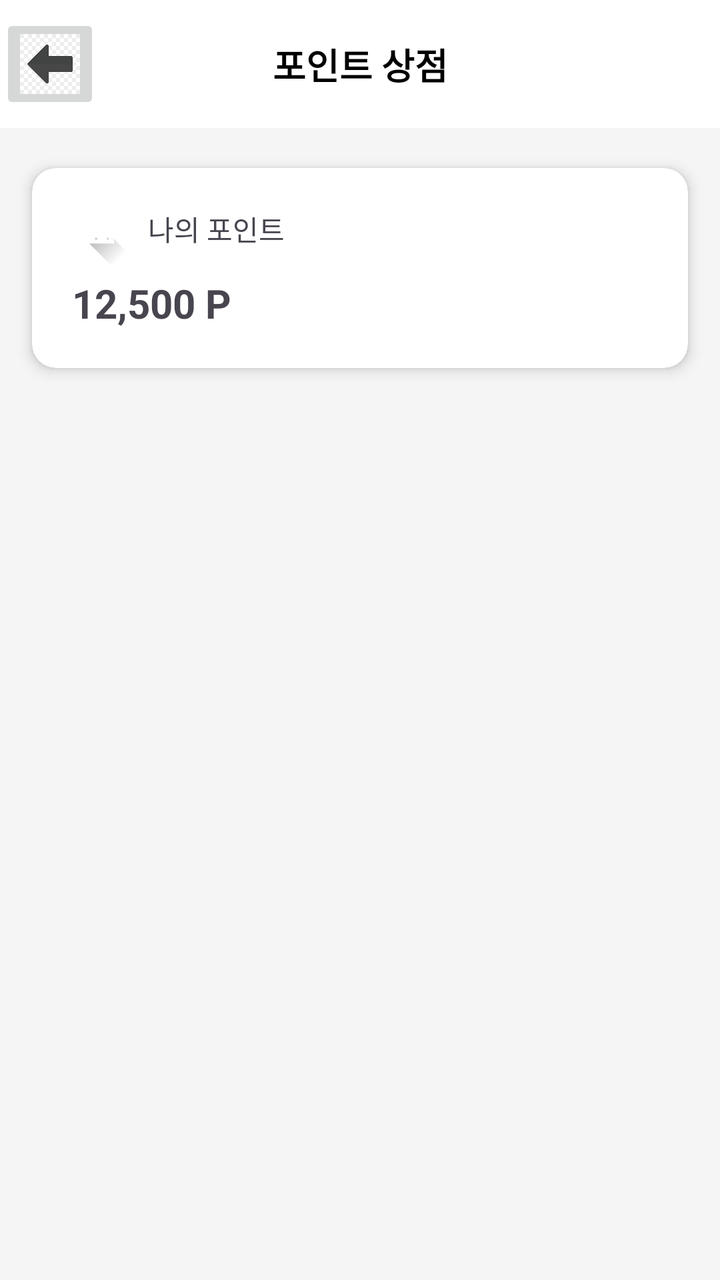
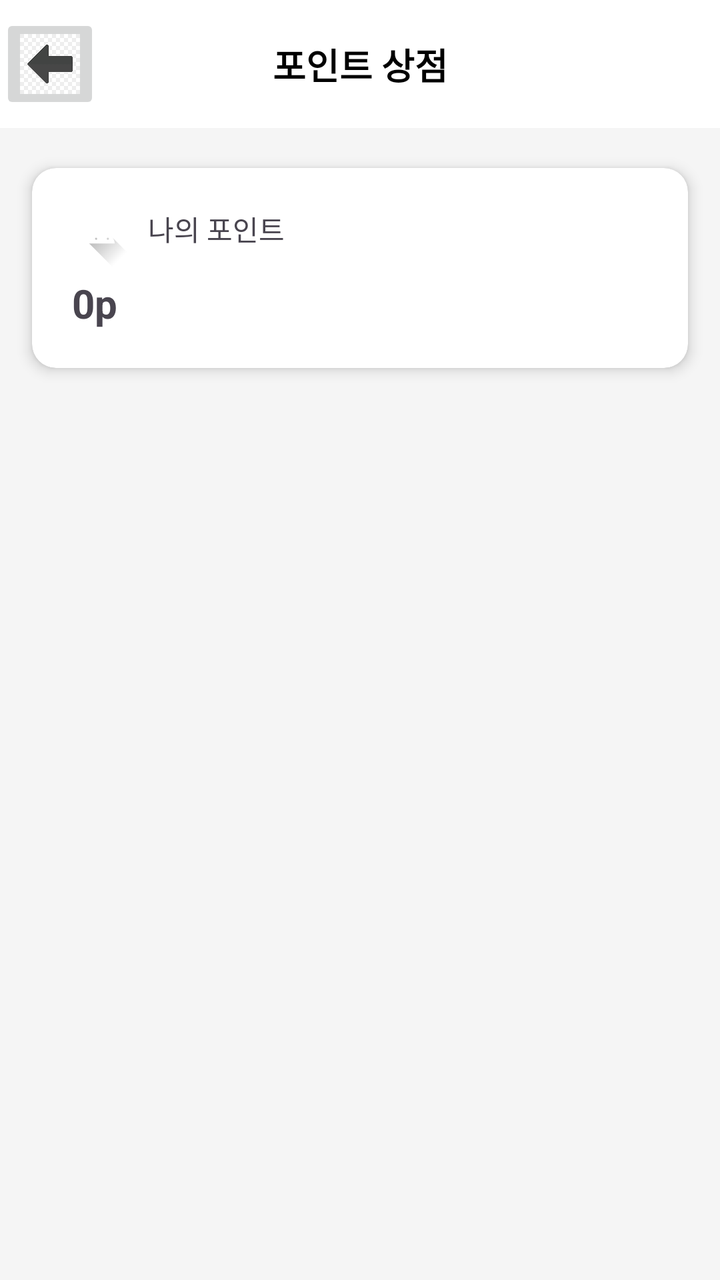

Before-and-after screenshots of an Android layout around one commit, followed by the original layout XML and the change that was made.
<!-- AndroidManifest.xml: application theme Theme.Lostfind -->
<!-- res/layout/pointshop.xml -->
<?xml version="1.0" encoding="utf-8"?>
<androidx.constraintlayout.widget.ConstraintLayout
    xmlns:android="http://schemas.android.com/apk/res/android"
    xmlns:app="http://schemas.android.com/apk/res-auto"
    xmlns:tools="http://schemas.android.com/tools"
    android:layout_width="match_parent"
    android:layout_height="match_parent"
    android:background="#F5F5F5"
    android:id="@+id/main">

    <androidx.constraintlayout.widget.ConstraintLayout
    android:id="@+id/toolbar"
    android:layout_width="0dp"
    android:layout_height="?attr/actionBarSize"
    android:background="@android:color/white"
    app:layout_constraintTop_toTopOf="parent"
    app:layout_constraintStart_toStartOf="parent"
    app:layout_constraintEnd_toEndOf="parent">

    <ImageButton
        android:id="@+id/btn_back"
        android:layout_width="50dp"
        android:layout_height="50dp"
        android:scaleType="centerCrop"
        android:src="@drawable/left_arrow"
        android:contentDescription="뒤로 가기"
        app:layout_constraintStart_toStartOf="parent"
        app:layout_constraintTop_toTopOf="parent"
        app:layout_constraintBottom_toBottomOf="parent"/>

    <TextView
        android:id="@+id/tv_title"
        android:layout_width="wrap_content"
        android:layout_height="wrap_content"
        android:text="포인트 상점"
        android:textSize="18sp"
        android:textStyle="bold"
        android:textColor="@android:color/black"
        app:layout_constraintStart_toStartOf="parent"
        app:layout_constraintEnd_toEndOf="parent"
        app:layout_constraintTop_toTopOf="parent"
        app:layout_constraintBottom_toBottomOf="parent"/>

</androidx.constraintlayout.widget.ConstraintLayout>

    <androidx.cardview.widget.CardView
        android:id="@+id/point_card"
        android:layout_width="0dp"
        android:layout_height="wrap_content"
        android:layout_marginStart="16dp"
        android:layout_marginEnd="16dp"
        android:layout_marginTop="20dp"
        app:cardCornerRadius="12dp"
        app:cardElevation="4dp"
        app:layout_constraintTop_toBottomOf="@id/toolbar"
        app:layout_constraintStart_toStartOf="parent"
        app:layout_constraintEnd_toEndOf="parent">

        <androidx.constraintlayout.widget.ConstraintLayout
            android:layout_width="match_parent"
            android:layout_height="100dp"
            android:padding="20dp">

            <ImageView
            android:id="@+id/icon_point"
            android:layout_width="30dp"
            android:layout_height="30dp"
            android:src="@drawable/ic_launcher_foreground"
            app:layout_constraintStart_toStartOf="parent"
            app:layout_constraintTop_toTopOf="parent"/>

            <TextView
                android:id="@+id/tv_my_point_label"
                android:layout_width="wrap_content"
                android:layout_height="wrap_content"
                android:text="나의 포인트"
                android:textSize="14sp"
                android:layout_marginStart="8dp"
                app:layout_constraintStart_toEndOf="@id/icon_point"
                app:layout_constraintTop_toTopOf="@id/icon_point"/>

            <TextView
                android:id="@+id/tv_current_point"
                android:layout_width="wrap_content"
                android:layout_height="wrap_content"
                android:text="12,500 P"
                android:textSize="20sp"
                android:textStyle="bold"
                android:layout_marginTop="4dp"
                app:layout_constraintStart_toStartOf="parent"
                app:layout_constraintTop_toBottomOf="@id/icon_point"/>

        </androidx.constraintlayout.widget.ConstraintLayout>
    </androidx.cardview.widget.CardView>


    <androidx.recyclerview.widget.RecyclerView
        android:id="@+id/products_recycler_view"
        android:layout_width="0dp"
        android:layout_height="0dp"
        android:layout_marginTop="16dp"
        android:clipToPadding="false"
        android:paddingTop="4dp"
        android:paddingBottom="16dp"
        app:layoutManager="androidx.recyclerview.widget.LinearLayoutManager"
        app:layout_constraintBottom_toBottomOf="parent"
        app:layout_constraintEnd_toEndOf="parent"
        app:layout_constraintHorizontal_bias="1.0"
        app:layout_constraintStart_toStartOf="parent"
        app:layout_constraintTop_toBottomOf="@id/point_card"
        app:layout_constraintVertical_bias="1.0" />

</androidx.constraintlayout.widget.ConstraintLayout>
<!-- resources referenced by this layout -->
<resources>
  <!-- drawable ic_launcher_foreground (drawable) -->
  <vector xmlns:android="http://schemas.android.com/apk/res/android"
      xmlns:aapt="http://schemas.android.com/aapt"
      android:width="108dp"
      android:height="108dp"
      android:viewportWidth="108"
      android:viewportHeight="108">
      <path android:pathData="M31,63.928c0,0 6.4,-11 12.1,-13.1c7.2,-2.6 26,-1.4 26,-1.4l38.1,38.1L107,108.928l-32,-1L31,63.928z">
          <aapt:attr name="android:fillColor">
              <gradient
                  android:endX="85.84757"
                  android:endY="92.4963"
                  android:startX="42.9492"
                  android:startY="49.59793"
                  android:type="linear">
                  <item
                      android:color="#44000000"
                      android:offset="0.0" />
                  <item
                      android:color="#00000000"
                      android:offset="1.0" />
              </gradient>
          </aapt:attr>
      </path>
      <path
          android:fillColor="#FFFFFF"
          android:fillType="nonZero"
          android:pathData="M65.3,45.828l3.8,-6.6c0.2,-0.4 0.1,-0.9 -0.3,-1.1c-0.4,-0.2 -0.9,-0.1 -1.1,0.3l-3.9,6.7c-6.3,-2.8 -13.4,-2.8 -19.7,0l-3.9,-6.7c-0.2,-0.4 -0.7,-0.5 -1.1,-0.3C38.8,38.328 38.7,38.828 38.9,39.228l3.8,6.6C36.2,49.428 31.7,56.028 31,63.928h46C76.3,56.028 71.8,49.428 65.3,45.828zM43.4,57.328c-0.8,0 -1.5,-0.5 -1.8,-1.2c-0.3,-0.7 -0.1,-1.5 0.4,-2.1c0.5,-0.5 1.4,-0.7 2.1,-0.4c0.7,0.3 1.2,1 1.2,1.8C45.3,56.528 44.5,57.328 43.4,57.328L43.4,57.328zM64.6,57.328c-0.8,0 -1.5,-0.5 -1.8,-1.2s-0.1,-1.5 0.4,-2.1c0.5,-0.5 1.4,-0.7 2.1,-0.4c0.7,0.3 1.2,1 1.2,1.8C66.5,56.528 65.6,57.328 64.6,57.328L64.6,57.328z"
          android:strokeWidth="1"
          android:strokeColor="#00000000" />
  </vector>
  <!-- drawable left_arrow: jpg bitmap (drawable, 5456 bytes) -->
  <style name="Theme.Lostfind" parent="Base.Theme.Lostfind" />
  <style name="Base.Theme.Lostfind" parent="Theme.Material3.DayNight.NoActionBar">
          
          
      </style>
</resources>

<!-- the commit's change to res/layout/pointshop.xml (unified diff, before → after) -->
@@ -83,7 +83,7 @@
                 android:id="@+id/tv_current_point"
                 android:layout_width="wrap_content"
                 android:layout_height="wrap_content"
-                android:text="12,500 P"
+                android:text="0p"
                 android:textSize="20sp"
                 android:textStyle="bold"
                 android:layout_marginTop="4dp"
